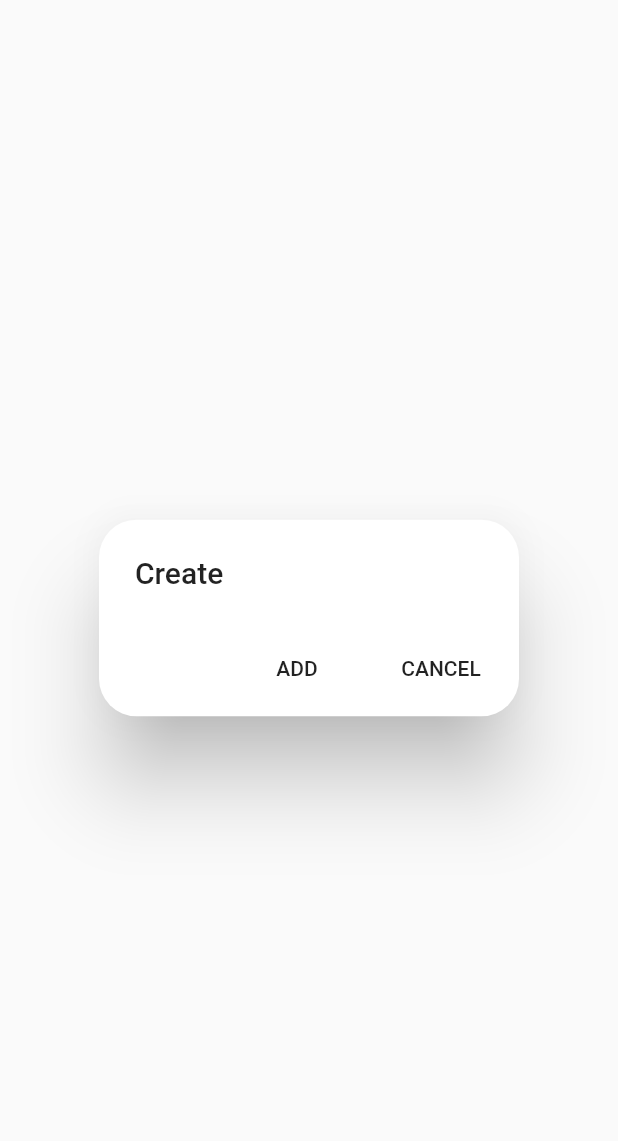
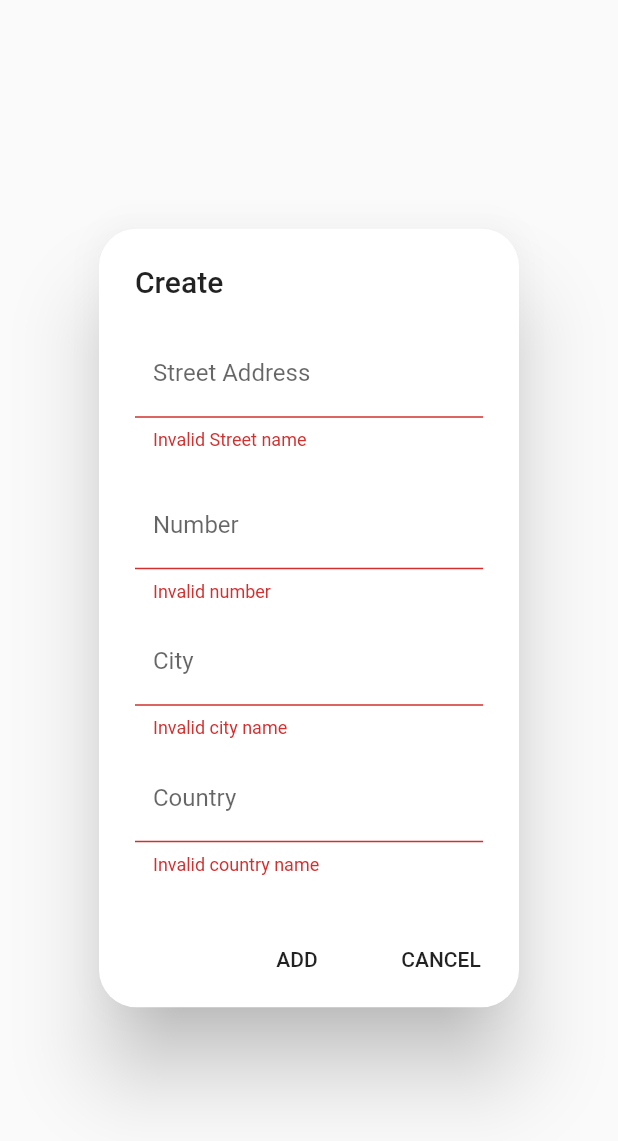
Before and after one commit to eme11/Splitt-The-Bill-Flutter, a Flutter app: the ApartmentCreate widget shown alone on an empty page, opened directly, after a tap on "ADD", on a phone screen of 412 x 824 dp. Shown: the top 1141 px of the screen. Run offline on Flutter 3.47's test engine with Material 2 defaults, Android fonts, the phone set to English and light mode, and no system bars; our stand-ins replace percent_indicator.

```diff
--- a/lib/pop_up_widows/apparment_create.dart
+++ b/lib/pop_up_widows/apparment_create.dart
@@ -1,21 +1,129 @@
 import 'package:flutter/material.dart';
 
-class ApartmentCreate extends StatefulWidget{
+class ApartmentCreate extends StatefulWidget {
+
   @override
   State<StatefulWidget> createState() {
     return _ApartmentCreateState();
   }
-
 }
 
-class _ApartmentCreateState extends State<ApartmentCreate>{
+class _ApartmentCreateState extends State<ApartmentCreate> {
+  final GlobalKey<FormState> _formKey = GlobalKey<FormState>();
+  List<Map<String, dynamic>> userList = [];
+  Map<String, dynamic> _address = {
+    'city': null,
+    'country': null,
+    'street': null,
+    'building': null,
+    'number': 0
+  };
 
-  Widget _buildBody(BuildContext context){
-
+  Widget _buildSizedBox() {
+    return SizedBox(
+      height: 10.0,
+    );
   }
 
-  void _submitForm(){
+  Widget _buildStreet() {
+    return TextFormField(
+      decoration: InputDecoration(
+          labelText: 'Street Address', filled: true, fillColor: Colors.white),
+      validator: (String value) {
+        if (value.isEmpty || value.length < 6) {
+          return 'Invalid Street name';
+        }
+      },
+      onSaved: (String value) {
+        _address['street'] = value;
+      },
+    );
+  }
 
+  Widget _buildCountry() {
+    return TextFormField(
+      decoration: InputDecoration(
+          labelText: 'Country', filled: true, fillColor: Colors.white),
+      validator: (String value) {
+        if (value.isEmpty || value.length < 6) {
+          return 'Invalid country name';
+        }
+      },
+      onSaved: (String value) {
+        _address['country'] = value;
+      },
+    );
+  }
+
+  Widget _buildCity() {
+    return TextFormField(
+      decoration: InputDecoration(
+          labelText: 'City', filled: true, fillColor: Colors.white),
+      validator: (String value) {
+        if (value.isEmpty || value.length < 6) {
+          return 'Invalid city name';
+        }
+      },
+      onSaved: (String value) {
+        _address['city'] = value;
+      },
+    );
+  }
+
+  Widget _buildNumber() {
+    return TextFormField(
+      decoration: InputDecoration(
+          labelText: 'Number', filled: true, fillColor: Colors.white),
+      validator: (String value) {
+        if (value.isEmpty ||
+            !RegExp(r'^(?:[1-9]\d*|0)?(?:\.\d+)?$').hasMatch(value)) {
+          return 'Invalid number';
+        }
+      },
+      onSaved: (String value) {
+        _address['number'] = value;
+      },
+    );
+  }
+
+  void _addCurrentUser() {
+    return userList.add({
+      'lastName': 'Mathe',
+      'firstName': 'Emese',
+      'nickName': 'Eme',
+      'number': '0740797202',
+      'email': 'emese.mathe.07@gmail.com'
+    });
+  }
+
+  Widget _buildBody(BuildContext context) {
+    _addCurrentUser();
+    return SingleChildScrollView(
+      child: Form(
+        key: _formKey,
+        child: Column(
+          children: <Widget>[
+            _buildStreet(),
+            _buildSizedBox(),
+            _buildSizedBox(),
+            _buildNumber(),
+            _buildSizedBox(),
+            _buildCity(),
+            _buildSizedBox(),
+            _buildCountry(),
+          ],
+        ),
+      ),
+    );
+  }
+
+  void _submitForm() {
+    if (!_formKey.currentState.validate()) {
+      return;
+    }
+
+    _formKey.currentState.save();
+    Navigator.of(context).pop();
   }
 
   @override
@@ -41,5 +149,4 @@ class _ApartmentCreateState extends State<ApartmentCreate>{
       ],
     );
   }
-
 }
```
